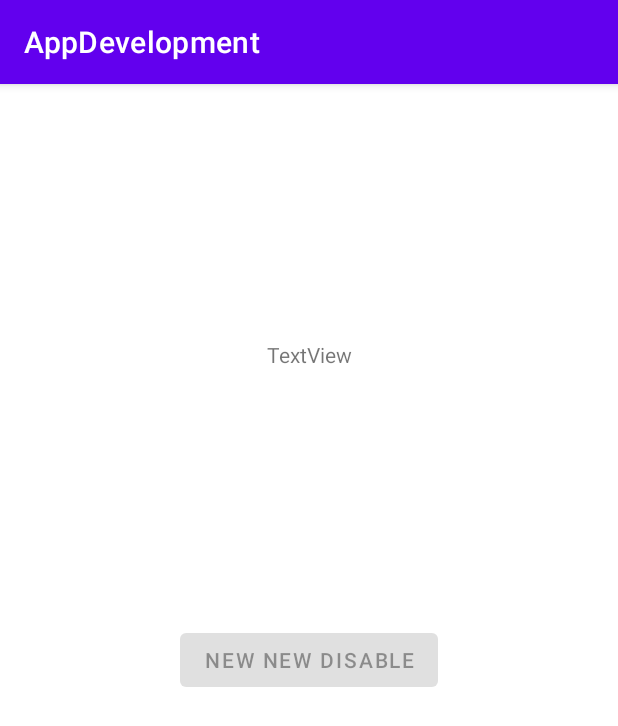
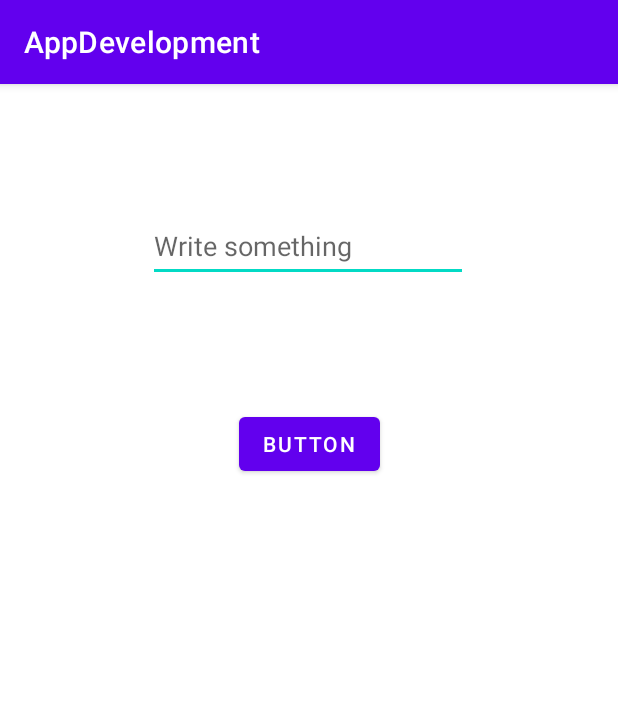
Before and after one commit to abhirk247/Android-AppDevelopment, an Android app: the screen it shows after launch (MainActivity), after a tap on "BUTTON", on a phone screen of 412 x 824 dp. Shown: the top 726 px of the screen. Run offline under Robolectric (Android 15) with nearby library versions, the phone set to English and light mode, and no system bars.

Commit message:
Third commit

```diff
--- a/app/src/main/java/com/example/appdevelopment/MainActivity.java
+++ b/app/src/main/java/com/example/appdevelopment/MainActivity.java
@@ -6,6 +6,9 @@ import android.os.Bundle;
 import android.util.Log;
 import android.view.View;
 import android.widget.Button;
+import android.widget.EditText;
+import android.widget.TextView;
+import android.widget.Toast;
 
 public class MainActivity extends AppCompatActivity {
 
@@ -15,22 +18,12 @@ public class MainActivity extends AppCompatActivity {
         setContentView(R.layout.activity_main);
 
     }
-    public void btn(View v){
+        public void handleText(View v) {
 
-        findViewById(R.id.button1).setEnabled(false);
-        ((Button)findViewById(R.id.button1)).setText("New new Disable");
+        EditText t=findViewById(R.id.source);
+       String input= t.getText().toString();
+            ((TextView)findViewById(R.id.output)).setText(input);
+        Toast.makeText(this,input,Toast.LENGTH_LONG).show();
 
-        /*
-      View myView=  findViewById(R.id.button1);
-      myView.setEnabled(false);
-      Button button=(Button) myView;
-      button.setText("New Disable");
-        /*
-        v.setEnabled(false);
-        Button button=(Button) v;
-        button.setText("Disable");
-        */
-
-    }
-
+        }
 }
--- a/app/src/main/res/layout/activity_main.xml
+++ b/app/src/main/res/layout/activity_main.xml
@@ -6,25 +6,39 @@
     android:layout_height="match_parent"
     tools:context=".MainActivity">
 
-    <Button
-        android:id="@+id/button1"
+    <EditText
+        android:id="@+id/source"
         android:layout_width="wrap_content"
         android:layout_height="wrap_content"
-        android:onClick="btn"
-        android:text="@string/button"
-        app:layout_constraintBottom_toBottomOf="parent"
+        android:layout_marginTop="84dp"
+        android:ems="10"
+        android:inputType="textPersonName"
+        android:minHeight="48dp"
+        android:hint="@string/write_something"
         app:layout_constraintEnd_toEndOf="parent"
+        app:layout_constraintHorizontal_bias="0.497"
         app:layout_constraintStart_toStartOf="parent"
         app:layout_constraintTop_toTopOf="parent" />
 
-    <TextView
-        android:id="@+id/textView"
+    <Button
+        android:id="@+id/button"
         android:layout_width="wrap_content"
         android:layout_height="wrap_content"
-        android:text="@string/textview"
-        app:layout_constraintBottom_toTopOf="@+id/button1"
+        android:layout_marginTop="84dp"
+        android:onClick="handleText"
+        android:text="Button"
         app:layout_constraintEnd_toEndOf="parent"
         app:layout_constraintStart_toStartOf="parent"
-        app:layout_constraintTop_toTopOf="parent" />
+        app:layout_constraintTop_toBottomOf="@+id/source" />
 
+    <TextView
+        android:id="@+id/output"
+        android:layout_width="wrap_content"
+        android:layout_height="wrap_content"
+        android:layout_marginTop="108dp"
+        android:text=""
+        app:layout_constraintEnd_toEndOf="parent"
+        app:layout_constraintHorizontal_bias="0.549"
+        app:layout_constraintStart_toStartOf="parent"
+        app:layout_constraintTop_toBottomOf="@+id/button" />
 </androidx.constraintlayout.widget.ConstraintLayout>
--- a/app/src/main/res/values/strings.xml
+++ b/app/src/main/res/values/strings.xml
@@ -2,4 +2,5 @@
     <string name="app_name">AppDevelopment</string>
     <string name="textview">TextView</string>
     <string name="button">Button</string>
+    <string name="write_something">Write something</string>
 </resources>
```
